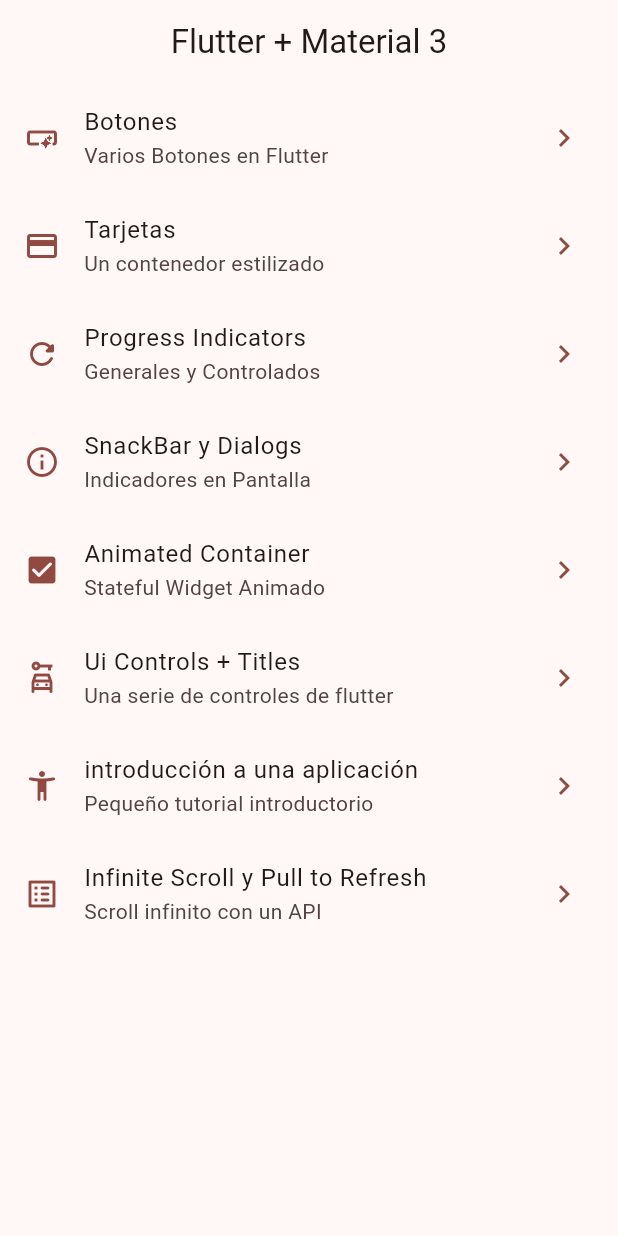
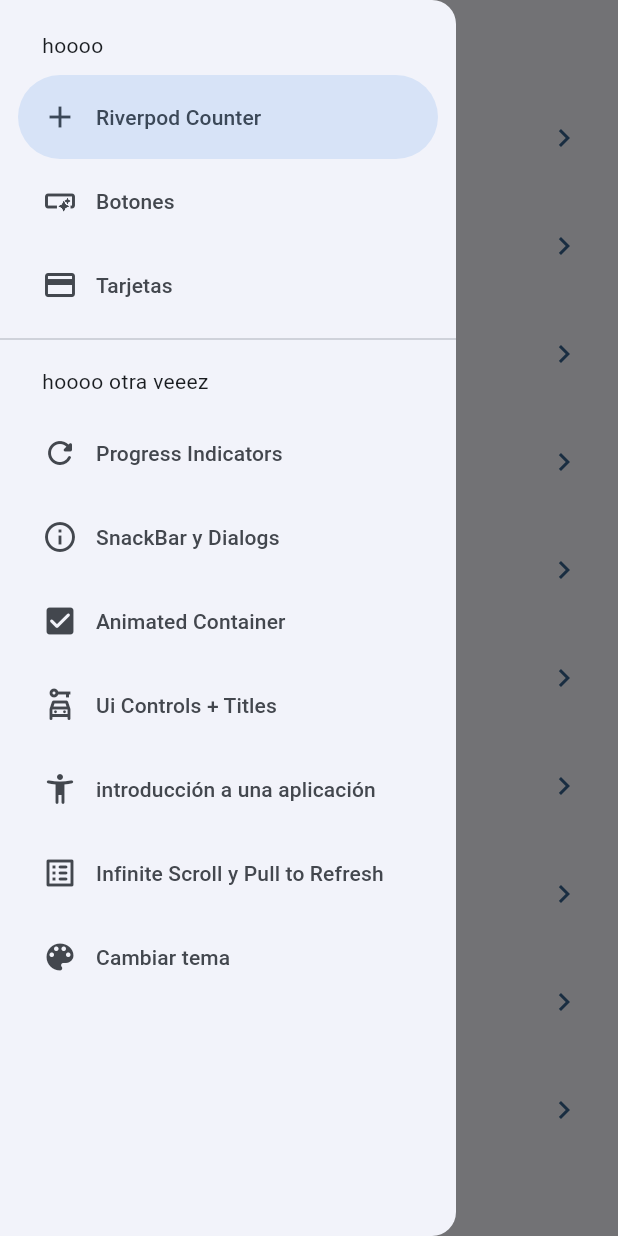
Before and after one commit to Apliarte/widgets_app, a Flutter app: the screen it shows after launch, with the side drawer open (before the commit the screen has no drawer), on a phone screen of 412 x 824 dp. Run offline on Flutter 3.47's test engine with Material 2 defaults, Android fonts, the phone set to English and light mode, and no system bars; our stand-ins replace animate_do, flutter_riverpod, go_router.

Commit message:
darkmode

```diff
--- a/lib/config/app_theme/app_theme.dart
+++ b/lib/config/app_theme/app_theme.dart
@@ -22,15 +22,18 @@ class AppTheme {
   // cambia el color de fondo por uno aleatorio
 
   final int selectedColor;
+  final bool isDarkmode;
 
-  AppTheme({this.selectedColor = 0})
+  AppTheme({
+    this.selectedColor = 0,
+    this.isDarkmode = false, })
       : assert(selectedColor >= 0, 'Selecciona un color mas alto que 0'),
         assert(selectedColor < colorList.length,
             'Selecciona un color mas bajo que${colorList.length}');
 
   ThemeData getTheme() => ThemeData(
-    brightness: Brightness.light,
         useMaterial3: true,
+        brightness: isDarkmode ? Brightness.dark : Brightness.light,
         colorSchemeSeed: colorList[selectedColor],
         appBarTheme: const AppBarTheme(
           centerTitle: true,
--- a/lib/config/menu/menu_item.dart
+++ b/lib/config/menu/menu_item.dart
@@ -4,6 +4,7 @@ class MenuItem {
   final String title;
   final String subTitle;
   final String link;
+  // ignore: prefer_typing_uninitialized_variables
   final icon;
 
   const MenuItem(
@@ -14,6 +15,12 @@ class MenuItem {
 }
 
 const appMenuItems = <MenuItem>[
+  MenuItem(
+    title: 'Riverpod Counter',
+    subTitle: 'Introduccion a Riverpod',
+    link: '/counter-river',
+    icon: Icons.add,
+  ),
   MenuItem(
     title: 'Botones',
     subTitle: 'Varios Botones en Flutter',
@@ -35,7 +42,7 @@ const appMenuItems = <MenuItem>[
   MenuItem(
     title: 'SnackBar y Dialogs ',
     subTitle: 'Indicadores en Pantalla',
-    link: '/snackbars',
+    link: '/snackbar',
     icon: Icons.info_outline,
   ),
   MenuItem(
@@ -65,4 +72,13 @@ const appMenuItems = <MenuItem>[
     link: '/infinite',
     icon: Icons.list_alt_rounded,
   ),
+
+  MenuItem(
+    title: 'Cambiar tema',
+    subTitle: 'cambiar tema de la aplicación',
+    link: '/theme-change',
+    icon: Icons.color_lens,
+  ),
+
+
 ];
--- a/lib/config/router/app_router.dart
+++ b/lib/config/router/app_router.dart
@@ -1,4 +1,5 @@
 import 'package:go_router/go_router.dart';
+import 'package:widgets_app/presentation/screens/counter/counter_screen.dart';
 
 import '../../presentation/screens/screens.dart';
 
@@ -27,7 +28,7 @@ final appRouter = GoRouter(
       builder: (context, state) => const ProgressScreen(),
     ),
     GoRoute(
-      path: '/snackbars',
+      path: '/snackbar',
       name: SnackBarScreen.name,
       builder: (context, state) => const SnackBarScreen(),
     ),
@@ -52,5 +53,17 @@ final appRouter = GoRouter(
       // ignore: prefer_const_constructors
       builder: (context, state) =>  const InfiniteScrollScreen(),
     ),
+    GoRoute(
+      path: '/counter-river',
+      name: CounterScreen.name,
+      // ignore: prefer_const_constructors
+      builder: (context, state) =>   CounterScreen(),
+    ),
+    GoRoute(
+      path: '/theme-change',
+      name: ThemeChangerScreen.name,
+      // ignore: prefer_const_constructors
+      builder: (context, state) =>ThemeChangerScreen(),
+    ),
   ],
 );
--- a/lib/main.dart
+++ b/lib/main.dart
@@ -1,23 +1,29 @@
 import 'package:flutter/material.dart';
+import 'package:flutter_riverpod/flutter_riverpod.dart';
 import 'package:widgets_app/config/app_theme/app_theme.dart';
 import 'package:widgets_app/config/router/app_router.dart';
+import 'package:widgets_app/presentation/providers/theme_provider.dart';
 
 
 void main() {
-  runApp(const MainApp());
+  runApp(
+    const ProviderScope(child:
+    MainApp()));
 }
 
-class MainApp extends StatelessWidget {
+class MainApp extends ConsumerWidget {
   const MainApp({super.key});
 
   @override
-  Widget build(BuildContext context) {
+  Widget build(BuildContext context, WidgetRef ref) {
+    final isDarkmode = ref.watch(isDarkmodeProvider);
+    final selectedColor = ref.watch(selectedColorProvider);
     return MaterialApp.router(
 
       title: 'Whidgets App',
       routerConfig: appRouter,
       debugShowCheckedModeBanner: false,
-      theme: AppTheme(selectedColor: 1).getTheme(),
+      theme: AppTheme(selectedColor: selectedColor,isDarkmode: isDarkmode).getTheme(),
     );
   }
 }
--- /dev/null
+++ b/lib/presentation/providers/counter_provaider.dart
@@ -0,0 +1,3 @@
+import 'package:flutter_riverpod/flutter_riverpod.dart';
+
+final counterProvider = StateProvider((ref) => 5);
--- a/lib/presentation/screens/home/home_screen.dart
+++ b/lib/presentation/screens/home/home_screen.dart
@@ -1,9 +1,7 @@
 import 'package:flutter/material.dart';
-import 'package:flutter/physics.dart';
 import 'package:go_router/go_router.dart';
 import 'package:widgets_app/config/menu/menu_item.dart';
-import 'package:widgets_app/presentation/screens/buttons/buttons_screen.dart';
-import 'package:widgets_app/presentation/screens/cards/cards_screen.dart';
+import 'package:widgets_app/presentation/widgets/side_menu.dart';
 
 class HomeScreen extends StatelessWidget {
   static const name = 'home_screen';
@@ -11,11 +9,16 @@ class HomeScreen extends StatelessWidget {
 
   @override
   Widget build(BuildContext context) {
+    final scaffoldKey = GlobalKey<ScaffoldState>();
     return Scaffold(
+      key: scaffoldKey,
       appBar: AppBar(
         title: const Text('Flutter + Material 3'),
       ),
-      body: _HomeView(),
+      body: const _HomeView(),
+      drawer:SideMenu(scaffoldKey: scaffoldKey,
+
+      ) ,
     );
   }
 }
--- a/lib/presentation/screens/screens.dart
+++ b/lib/presentation/screens/screens.dart
@@ -4,8 +4,10 @@ export 'package:widgets_app/presentation/screens/animated/animated_screen.dart';
 export 'package:widgets_app/presentation/screens/app_tutorial/app_tutorial_screen.dart';
 export 'package:widgets_app/presentation/screens/buttons/buttons_screen.dart';
 export 'package:widgets_app/presentation/screens/cards/cards_screen.dart';
+export 'package:widgets_app/presentation/screens/counter/counter_screen.dart';
 export 'package:widgets_app/presentation/screens/home/home_screen.dart';
 export 'package:widgets_app/presentation/screens/infinite_scroll/infinite_scroll_screen.dart';
 export 'package:widgets_app/presentation/screens/progress/progress_screen.dart';
 export 'package:widgets_app/presentation/screens/snackbar/snackbar_screen.dart';
+export 'package:widgets_app/presentation/screens/theme_changer/theme_changer_screen.dart';
 export 'package:widgets_app/presentation/screens/ui_controls/ui_controls_screen.dart';
--- a/lib/presentation/screens/snackbar/snackbar_screen.dart
+++ b/lib/presentation/screens/snackbar/snackbar_screen.dart
@@ -8,7 +8,7 @@ class SnackBarScreen extends StatelessWidget {
   void showCustomSnackbar(BuildContext context) {
     ScaffoldMessenger.of(context).clearSnackBars();
 
-    final snakback = SnackBar(
+    final snapback = SnackBar(
       content: const Text('hola mundo'),
       action: SnackBarAction(
         label: 'Cerrar',
@@ -17,7 +17,7 @@ class SnackBarScreen extends StatelessWidget {
       duration: const Duration(seconds: 2),
     );
 
-    ScaffoldMessenger.of(context).showSnackBar(snakback);
+    ScaffoldMessenger.of(context).showSnackBar(snapback);
   }
 
   void openDialog(BuildContext context) {
--- /dev/null
+++ b/lib/presentation/widgets/side_menu.dart
@@ -0,0 +1,57 @@
+import 'package:flutter/material.dart';
+import 'package:go_router/go_router.dart';
+import 'package:widgets_app/config/menu/menu_item.dart';
+
+class SideMenu extends StatefulWidget {
+  final GlobalKey<ScaffoldState> scaffoldKey;
+
+  const SideMenu({super.key, required this.scaffoldKey});
+
+  @override
+  State<SideMenu> createState() => _SideMenuState();
+}
+
+class _SideMenuState extends State<SideMenu> {
+  int navDrawerIndex = 0;
+
+  @override
+  Widget build(BuildContext context) {
+    final hasNotch = MediaQuery.of(context).viewPadding.top > 35;
+
+    return NavigationDrawer(
+        selectedIndex: navDrawerIndex,
+        onDestinationSelected: (value) {
+
+          setState(() {
+            navDrawerIndex = value;
+          });
+
+          final menuItem = appMenuItems[value];
+          context.push(menuItem.link);
+
+          widget.scaffoldKey.currentState?.closeDrawer();
+        },
+        children: [
+          Padding(
+              padding: EdgeInsets.fromLTRB(28, hasNotch ? 10 : 20, 16, 10),
+              child: const Text('hoooo')),
+          ...appMenuItems.sublist(0, 3).map(
+                (item) => NavigationDrawerDestination(
+                  icon: Icon(item.icon),
+                  label: Text(item.title),
+                ),
+              ),
+          const Divider(),
+          const Padding(
+            padding: EdgeInsets.fromLTRB(28, 10, 16, 10),
+            child: Text('hoooo otra veeez'),
+          ),
+          ...appMenuItems.sublist(3).map(
+                (item) => NavigationDrawerDestination(
+                  icon: Icon(item.icon),
+                  label: Text(item.title),
+                ),
+              ),
+        ]);
+  }
+}
--- a/pubspec.yaml
+++ b/pubspec.yaml
@@ -1,15 +1,16 @@
 name: widgets_app
 description: A new Flutter project.
-publish_to: 'none'
+publish_to: "none"
 version: 0.1.0
 
 environment:
-  sdk: '>=3.0.5 <4.0.0'
+  sdk: ">=3.0.5 <4.0.0"
 
 dependencies:
   animate_do: ^3.0.2
   flutter:
     sdk: flutter
+  flutter_riverpod: ^2.3.6
   go_router: ^9.0.0
 
 dev_dependencies:
```
Also changed, not shown: lib/presentation/screens/app_tutorial/app_tutorial_screen.dart (+6 -5 lines), lib/presentation/screens/counter/counter_screen.dart (added, +42 -0 lines), lib/presentation/screens/theme_changer/theme_changer_screen.dart (added, +66 -0 lines), lib/presentation/screens/ui_controls/ui_controls_screen.dart (+6 -7 lines), pubspec.lock.
